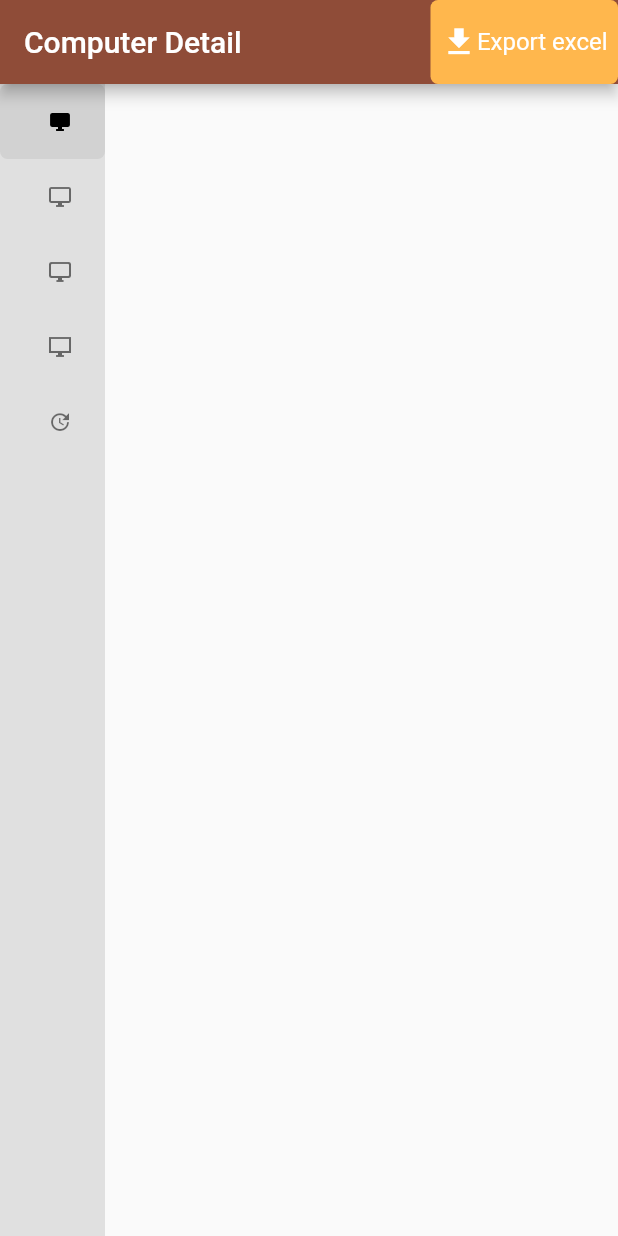
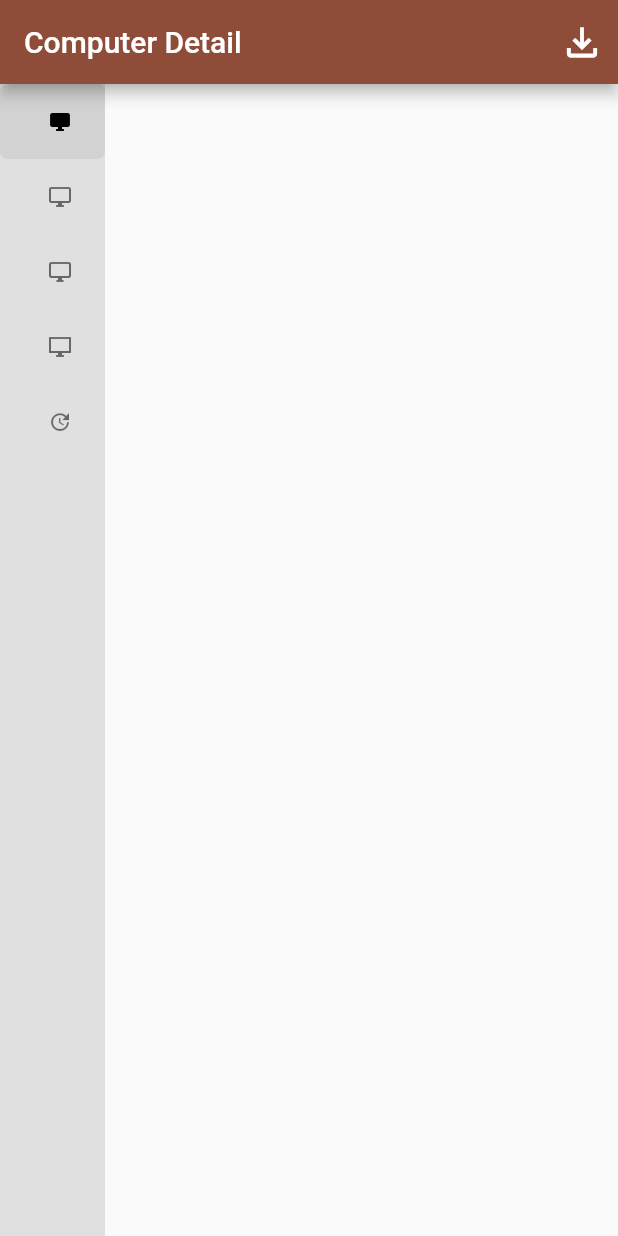
Before and after one commit to lamaw01/computer_update_web, a Flutter app: the screen it shows after launch, on a phone screen of 412 x 824 dp. Run offline on Flutter 3.47's test engine with Material 3 defaults, Android fonts, the phone set to English and light mode, and no system bars; drawn by our look-alikes of easy_sidemenu; our stand-ins replace dio, flutter_riverpod, url_strategy; missing offline and left inert: excel; network calls fail.

Commit message:
added download excel

```diff
--- a/lib/data/firstfloor_riverpod.dart
+++ b/lib/data/firstfloor_riverpod.dart
@@ -13,7 +13,7 @@ class FirstFloorProvider extends Notifier<List<ComputerDetailModel>> {
     return <ComputerDetailModel>[];
   }
 
-  void sortFirstFloorComputerDetail() async {
+  void sortFirstFloorComputerDetail() {
     final allComputer = ref.read(allComputerProvider);
     final sortedList1 = allComputer.where((e) {
       return e.hostname.substring(0, 1) == '1';
--- a/lib/data/second_floor_riverpod.dart
+++ b/lib/data/second_floor_riverpod.dart
@@ -13,7 +13,7 @@ class SecondFloorProvider extends Notifier<List<ComputerDetailModel>> {
     return <ComputerDetailModel>[];
   }
 
-  void sortSecondFloorComputerDetail() async {
+  void sortSecondFloorComputerDetail() {
     final allComputer = ref.read(allComputerProvider);
     final sortedList2 = allComputer.where((e) {
       return e.hostname.substring(0, 1) == '2';
--- a/lib/data/thirdfloor_riverpod.dart
+++ b/lib/data/thirdfloor_riverpod.dart
@@ -13,7 +13,7 @@ class ThirdFloorProvider extends Notifier<List<ComputerDetailModel>> {
     return <ComputerDetailModel>[];
   }
 
-  void sortThirdFloorComputerDetail() async {
+  void sortThirdFloorComputerDetail() {
     final allComputer = ref.read(allComputerProvider);
     final sortedList3 = allComputer.where((e) {
       return e.hostname.substring(0, 1) == '3';
--- a/lib/view/home_view.dart
+++ b/lib/view/home_view.dart
@@ -87,38 +87,50 @@ class _HomeViewState extends ConsumerState<HomeView> {
       appBar: AppBar(
         title: const Text('Computer Detail'),
         actions: [
-          InkWell(
-            onTap: () {
-              // instance.exportExcel();
-              final allComputer = ref.read(allComputerProvider.notifier);
-              allComputer.downloadExcel();
+          IconButton(
+            onPressed: () {
+              ref.read(allComputerProvider.notifier).downloadExcel();
             },
-            child: Ink(
-              height: 50.0,
-              width: 125.0,
-              decoration: BoxDecoration(
-                borderRadius: BorderRadius.circular(5.0),
-                color: Colors.orange[300],
-              ),
-              padding: const EdgeInsets.all(5.0),
-              child: const Row(
-                mainAxisAlignment: MainAxisAlignment.center,
-                children: [
-                  Icon(
-                    Icons.download,
-                    color: Colors.white,
-                  ),
-                  Text(
-                    'Export excel',
-                    style: TextStyle(
-                      fontSize: 16.0,
-                      color: Colors.white,
-                    ),
-                  ),
-                ],
-              ),
+            icon: const Icon(
+              Icons.file_download_outlined,
+              color: Colors.white,
             ),
+            splashRadius: 30.0,
+            iconSize: 30.0,
+            tooltip: 'Download Arriba Excel',
           ),
+          // InkWell(
+          //   onTap: () {
+          //     // instance.exportExcel();
+          //     final allComputer = ref.read(allComputerProvider.notifier);
+          //     allComputer.downloadExcel();
+          //   },
+          //   child: Ink(
+          //     height: 50.0,
+          //     width: 125.0,
+          //     decoration: BoxDecoration(
+          //       borderRadius: BorderRadius.circular(5.0),
+          //       color: Colors.orange[300],
+          //     ),
+          //     padding: const EdgeInsets.all(5.0),
+          //     child: const Row(
+          //       mainAxisAlignment: MainAxisAlignment.center,
+          //       children: [
+          //         Icon(
+          //           Icons.download,
+          //           color: Colors.white,
+          //         ),
+          //         Text(
+          //           'Export excel',
+          //           style: TextStyle(
+          //             fontSize: 16.0,
+          //             color: Colors.white,
+          //           ),
+          //         ),
+          //       ],
+          //     ),
+          //   ),
+          // ),
         ],
       ),
       body: Row(
```
Also changed, not shown: lib/data/computer_detail_riverpod.dart (+68 -134 lines).
